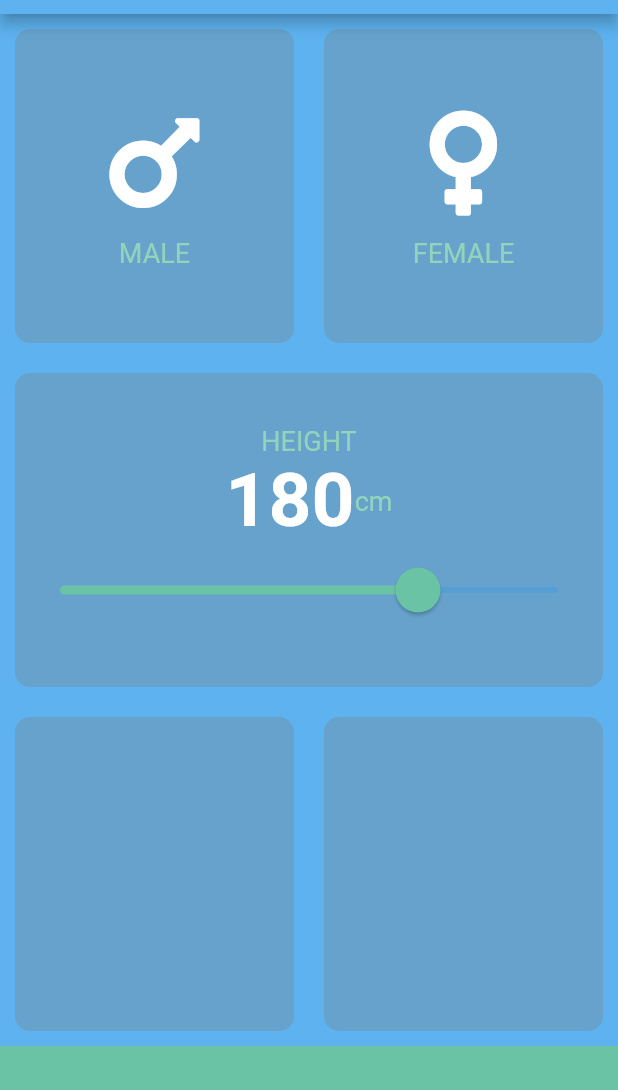
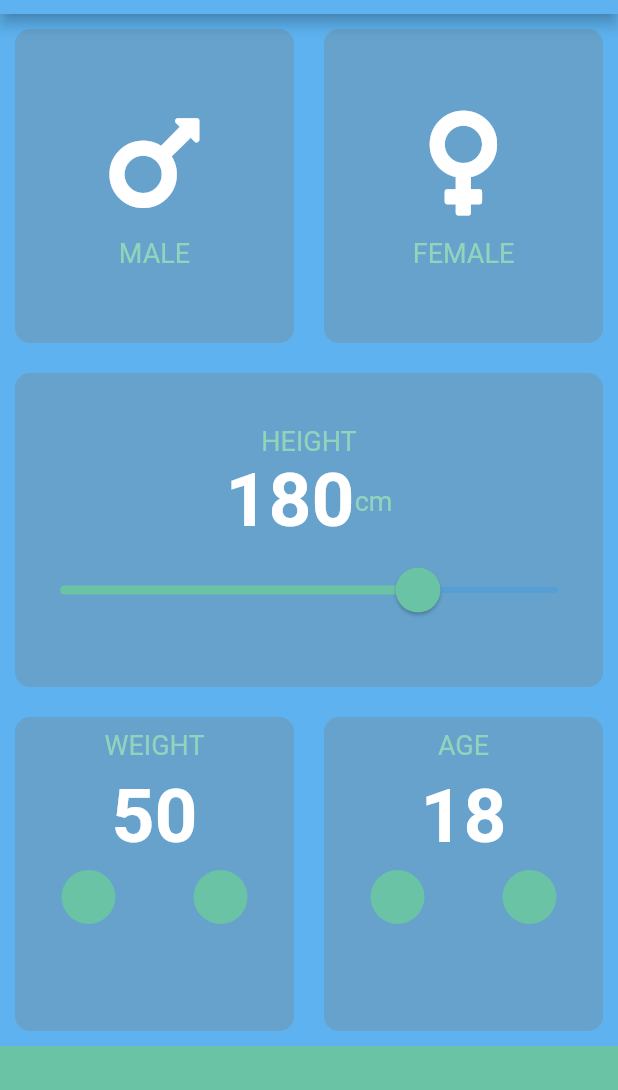
Before and after one commit to matatoMatata94/BMI_calculator_clone, a Flutter app: the screen it shows after launch, on a phone screen of 412 x 824 dp, the part 70-1160 px from its top. Run offline on Flutter 3.47's test engine with Material 2 defaults, Android fonts, the phone set to English and light mode, and no system bars; our stand-ins replace font_awesome_flutter.

Commit message:
Added age and weight cards

```diff
--- a/lib/input_page.dart
+++ b/lib/input_page.dart
@@ -16,6 +16,8 @@ class InputPage extends StatefulWidget {
 class _InputPageState extends State<InputPage> {
   double height = 180;
   Gender selectedGender;
+  int weight = 50;
+  var age = 18;
 
   @override
   Widget build(BuildContext context) {
@@ -118,11 +120,57 @@ class _InputPageState extends State<InputPage> {
                 Expanded(
                   child: ReusableCard(
                     cardColor: kInactiveCardColor,
+                    cardChild: Column(
+                      crossAxisAlignment: CrossAxisAlignment.center,
+                      children: [
+                        Padding(
+                          padding: const EdgeInsets.all(8.0),
+                          child: Text(
+                            'WEIGHT',
+                            style: kCardTextStyle,
+                          ),
+                        ),
+                        Text(
+                          weight.toString(),
+                          style: kCardNumberStyle,
+                        ),
+                        Row(
+                          mainAxisAlignment: MainAxisAlignment.center,
+                          children: [
+                            CircleIconButton(),
+                            CircleIconButton(),
+                          ],
+                        ),
+                      ],
+                    ),
                   ),
                 ),
                 Expanded(
                   child: ReusableCard(
                     cardColor: kInactiveCardColor,
+                    cardChild: Column(
+                      crossAxisAlignment: CrossAxisAlignment.center,
+                      children: [
+                        Padding(
+                          padding: const EdgeInsets.all(8.0),
+                          child: Text(
+                            'AGE',
+                            style: kCardTextStyle,
+                          ),
+                        ),
+                        Text(
+                          age.toString(),
+                          style: kCardNumberStyle,
+                        ),
+                        Row(
+                          mainAxisAlignment: MainAxisAlignment.center,
+                          children: [
+                            CircleIconButton(),
+                            CircleIconButton(),
+                          ],
+                        ),
+                      ],
+                    ),
                   ),
                 ),
               ],
@@ -137,3 +185,13 @@ class _InputPageState extends State<InputPage> {
     );
   }
 }
+
+class CircleIconButton extends StatelessWidget {
+  @override
+  Widget build(BuildContext context) {
+    return RawMaterialButton(
+      shape: CircleBorder(),
+      fillColor: kBottomBarColor,
+    );
+  }
+}
```
